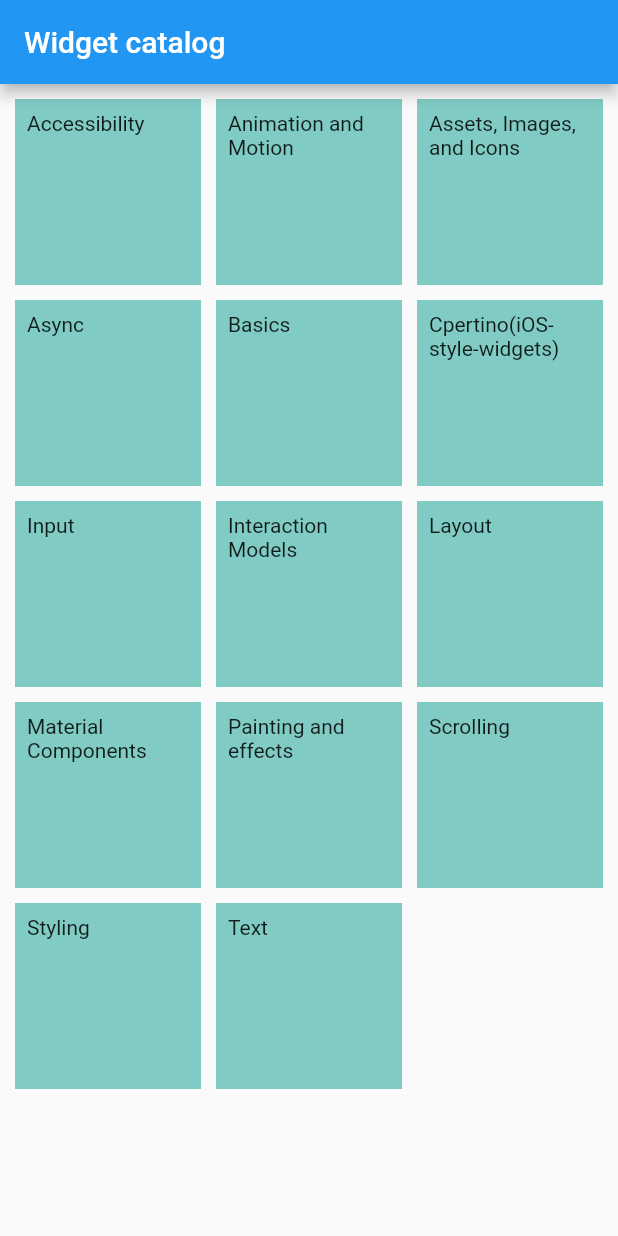
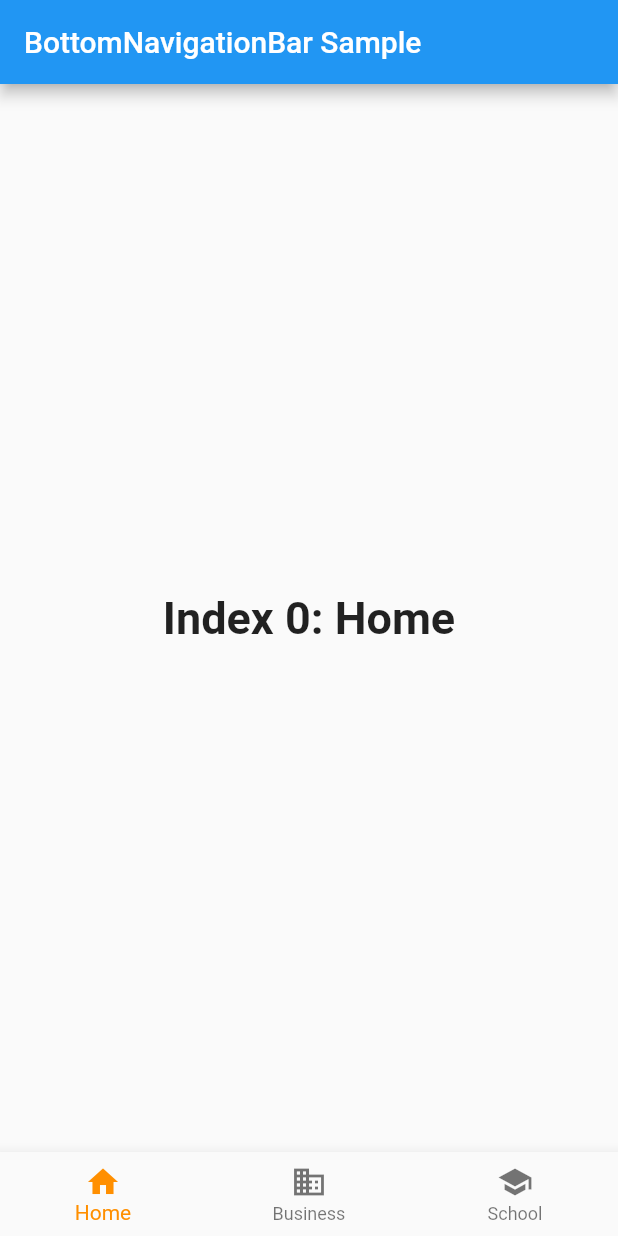
Before and after one commit to yeshu-cn/flutter_cookbook, a Flutter app: the screen it shows after launch, on a phone screen of 412 x 824 dp. Run offline on Flutter 3.47's test engine with Material 2 defaults, Android fonts, the phone set to English and light mode, and no system bars.

Commit message:
添加navigationBar

```diff
--- a/lib/main.dart
+++ b/lib/main.dart
@@ -5,61 +5,7 @@
 
 import 'package:flutter/material.dart';
 
-import 'model/widget_item.dart';
+import 'my_app.dart';
+
 
 void main() => runApp(MyApp());
-
-/// This Widget is the main application widget.
-class MyApp extends StatelessWidget {
-  static const String _title = 'Flutter Code Sample';
-
-  @override
-  Widget build(BuildContext context) {
-    return MaterialApp(
-      title: _title,
-      home: WidgetList(),
-    );
-  }
-}
-
-class WidgetList extends StatelessWidget {
-  var widgetList = [
-    WidgetItem("Accessibility"),
-    WidgetItem("Animation and Motion"),
-    WidgetItem("Assets, Images, and Icons"),
-    WidgetItem("Async"),
-    WidgetItem("Basics"),
-    WidgetItem("Cpertino(iOS-style-widgets)"),
-    WidgetItem("Input"),
-    WidgetItem("Interaction Models"),
-    WidgetItem("Layout"),
-    WidgetItem("Material Components"),
-    WidgetItem("Painting and effects"),
-    WidgetItem("Scrolling"),
-    WidgetItem("Styling"),
-    WidgetItem("Text")
-  ];
-
-  @override
-  Widget build(BuildContext context) {
-    return Scaffold(
-      appBar: AppBar(
-        title: Text("Widget catalog"),
-      ),
-      body: GridView.count(
-        primary: false,
-        padding: const EdgeInsets.all(10),
-        crossAxisSpacing: 10,
-        mainAxisSpacing: 10,
-        crossAxisCount: 3,
-        children: List.generate(widgetList.length, (index) {
-          return Container(
-            padding: const EdgeInsets.all(8),
-            child: Text(widgetList[index].title),
-            color: Colors.teal[200],
-          );
-        }),
-      ),
-    );
-  }
-}
--- /dev/null
+++ b/lib/my_app.dart
@@ -0,0 +1,88 @@
+// Flutter code sample for BottomNavigationBar
+
+// This example shows a [BottomNavigationBar] as it is used within a [Scaffold]
+// widget. The [BottomNavigationBar] has three [BottomNavigationBarItem]
+// widgets and the [currentIndex] is set to index 0. The selected item is
+// amber. The `_onItemTapped` function changes the selected item's index
+// and displays a corresponding message in the center of the [Scaffold].
+//
+// ![A scaffold with a bottom navigation bar containing three bottom navigation
+// bar items. The first one is selected.](https://flutter.github.io/assets-for-api-docs/assets/material/bottom_navigation_bar.png)
+
+import 'package:cookbook/widget_catalog.dart';
+import 'package:flutter/material.dart';
+
+/// This Widget is the main application widget.
+class MyApp extends StatelessWidget {
+  static const String _title = 'Flutter Code Sample';
+
+  @override
+  Widget build(BuildContext context) {
+    return MaterialApp(
+      title: _title,
+      home: MyStatefulWidget(),
+    );
+  }
+}
+
+class MyStatefulWidget extends StatefulWidget {
+  MyStatefulWidget({Key key}) : super(key: key);
+
+  @override
+  _MyStatefulWidgetState createState() => _MyStatefulWidgetState();
+}
+
+class _MyStatefulWidgetState extends State<MyStatefulWidget> {
+  int _selectedIndex = 0;
+
+  static const TextStyle optionStyle =
+      TextStyle(fontSize: 30, fontWeight: FontWeight.bold);
+  var _widgetOptions = <Widget>[
+    Text(
+      'Index 0: Home',
+      style: optionStyle,
+    ),
+    Text(
+      'Index 1: Business',
+      style: optionStyle,
+    ),
+    WidgetCatalog(),
+  ];
+
+  void _onItemTapped(int index) {
+    setState(() {
+      _selectedIndex = index;
+    });
+  }
+
+  @override
+  Widget build(BuildContext context) {
+    return Scaffold(
+      appBar: AppBar(
+        title: const Text('BottomNavigationBar Sample'),
+      ),
+      body: Center(
+        child: _widgetOptions.elementAt(_selectedIndex),
+      ),
+      bottomNavigationBar: BottomNavigationBar(
+        items: const <BottomNavigationBarItem>[
+          BottomNavigationBarItem(
+            icon: Icon(Icons.home),
+            title: Text('Home'),
+          ),
+          BottomNavigationBarItem(
+            icon: Icon(Icons.business),
+            title: Text('Business'),
+          ),
+          BottomNavigationBarItem(
+            icon: Icon(Icons.school),
+            title: Text('School'),
+          ),
+        ],
+        currentIndex: _selectedIndex,
+        selectedItemColor: Colors.amber[800],
+        onTap: _onItemTapped,
+      ),
+    );
+  }
+}
--- /dev/null
+++ b/lib/widget_catalog.dart
@@ -0,0 +1,42 @@
+
+import 'package:flutter/material.dart';
+
+import 'model/widget_item.dart';
+
+class WidgetCatalog extends StatelessWidget {
+
+	final widgetList = [
+		WidgetItem("Accessibility"),
+		WidgetItem("Animation and Motion"),
+		WidgetItem("Assets, Images, and Icons"),
+		WidgetItem("Async"),
+		WidgetItem("Basics"),
+		WidgetItem("Cpertino(iOS-style-widgets)"),
+		WidgetItem("Input"),
+		WidgetItem("Interaction Models"),
+		WidgetItem("Layout"),
+		WidgetItem("Material Components"),
+		WidgetItem("Painting and effects"),
+		WidgetItem("Scrolling"),
+		WidgetItem("Styling"),
+		WidgetItem("Text")
+	];
+
+	@override
+	Widget build(BuildContext context) {
+		return GridView.count(
+			primary: false,
+			padding: const EdgeInsets.all(10),
+			crossAxisSpacing: 10,
+			mainAxisSpacing: 10,
+			crossAxisCount: 3,
+			children: List.generate(widgetList.length, (index) {
+				return Container(
+					padding: const EdgeInsets.all(8),
+					child: Text(widgetList[index].title),
+					color: Colors.teal[200],
+				);
+			}),
+		);
+	}
+}
```
Also changed, not shown: lib/cookbook.dart (added).
